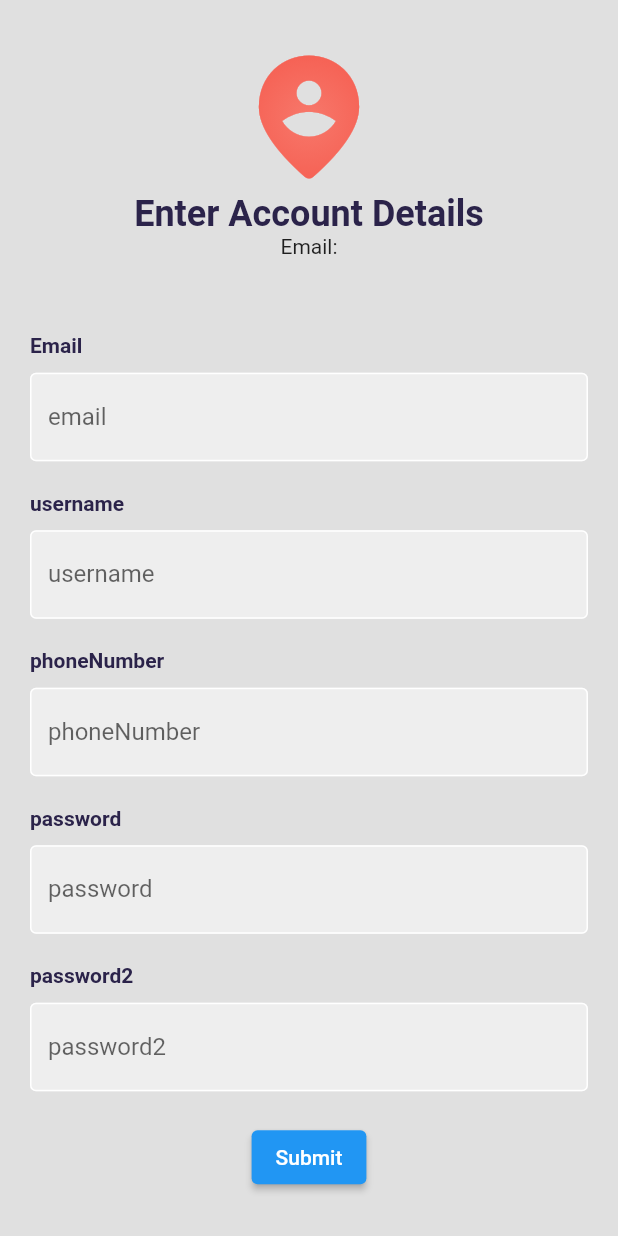
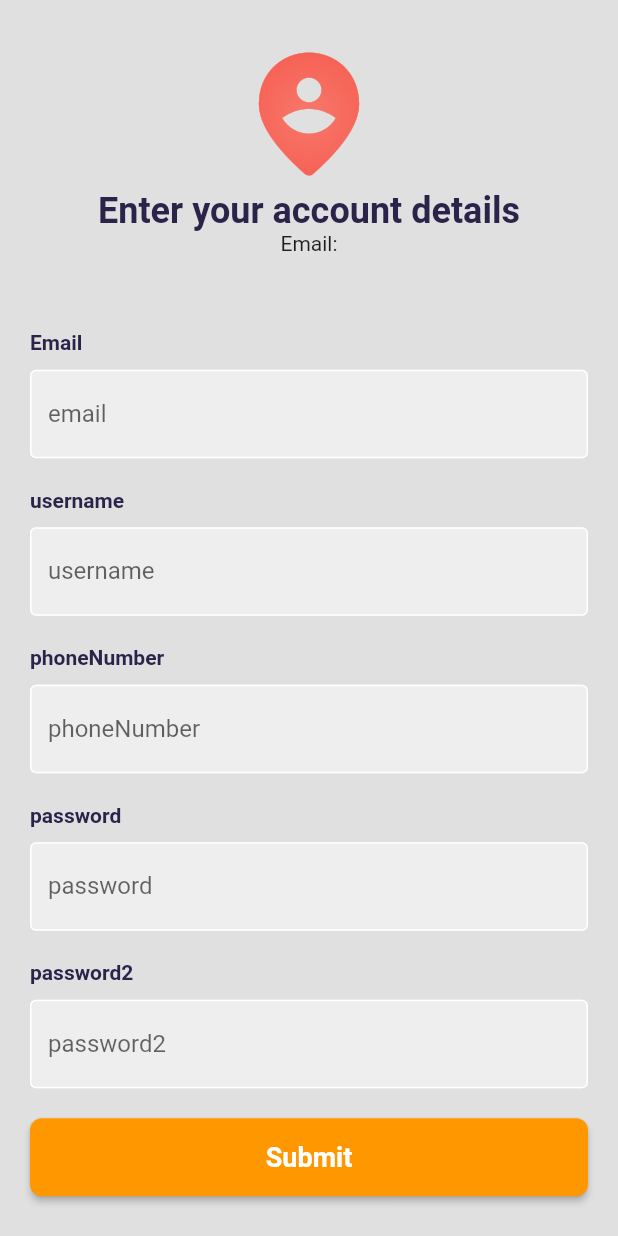
Before and after one commit to ajaygc95/CofMate, a Flutter app: the RegisterScreen screen opened by its route, on a phone screen of 412 x 824 dp. Run offline on Flutter 3.47's test engine with Material 2 defaults, Android fonts, the light colour scheme and no system bars; our stand-ins replace bloc, equatable, flutter_bloc, font_awesome_flutter, image_picker, jwt_decoder and 2 more; accounts and stored records are empty; network calls fail; Roboto replaces fonts that are missing (Optima); project files that could hold a hidden picture were left out.

Commit message:
Validation and Profile Screen

```diff
--- a/FrontEnd/coffeemate/lib/bloc/profile/profile_event.dart
+++ b/FrontEnd/coffeemate/lib/bloc/profile/profile_event.dart
@@ -21,3 +21,5 @@ class AddInterestsEvent extends ProfileEvent {
 }
 
 class SubmitProfileEvent extends ProfileEvent {}
+
+class GetProfileFromApi extends ProfileEvent {}
--- a/FrontEnd/coffeemate/lib/bloc/profile/profile_state.dart
+++ b/FrontEnd/coffeemate/lib/bloc/profile/profile_state.dart
@@ -17,6 +17,11 @@ class UpdateProfileLoading extends ProfileState {}
 
 class ProfileUploaded extends ProfileState {}
 
+class ProfileFromApiState extends ProfileState {
+  final Map<String, dynamic> profile;
+
+  ProfileFromApiState({required this.profile});
+}
 
 
 // class UpdateProfileState {
--- a/FrontEnd/coffeemate/lib/bloc/register/register_bloc.dart
+++ b/FrontEnd/coffeemate/lib/bloc/register/register_bloc.dart
@@ -35,6 +35,7 @@ class RegisterBloc extends Bloc<RegisterEvent, RegisterState> {
   void onSubmitRegister(
       RegisterEvent event, Emitter<RegisterState> emit) async {
     try {
+      emit(SubmittingRegisterState());
       final registerJson = jsonEncode(register); // encode register as JSON
       final response = await http.post(Uri.parse(registerApi),
           headers: {'Content-Type': 'application/json'}, body: registerJson);
--- a/FrontEnd/coffeemate/lib/bloc/register/register_state.dart
+++ b/FrontEnd/coffeemate/lib/bloc/register/register_state.dart
@@ -15,6 +15,8 @@ class UpdateRegisterState extends RegisterState {
 
 class CompleteRegisterState extends RegisterState {}
 
+class SubmittingRegisterState extends RegisterState {}
+
 class RegisterError extends RegisterState {
   final String errorMessage;
 
--- a/FrontEnd/coffeemate/lib/config/app_router.dart
+++ b/FrontEnd/coffeemate/lib/config/app_router.dart
@@ -1,3 +1,4 @@
+import 'package:coffeemate/pages/api_profile_screen.dart';
 import 'package:coffeemate/pages/landing_screen.dart';
 import 'package:coffeemate/pages/complete_profile.dart';
 import 'package:coffeemate/pages/register_screen.dart';
@@ -17,6 +18,8 @@ class RouteGenerator {
         return MaterialPageRoute(builder: (context) => RegisterScreen());
       case UserProfileScreen.routename:
         return MaterialPageRoute(builder: (context) => UserProfileScreen());
+      case ApiProfileScreen.routename:
+        return MaterialPageRoute(builder: (context) => ApiProfileScreen());
       case CompleteProfile.routename:
         return MaterialPageRoute(
             builder: (context) => CompleteProfile(
--- a/FrontEnd/coffeemate/lib/main.dart
+++ b/FrontEnd/coffeemate/lib/main.dart
@@ -3,6 +3,7 @@ import 'package:coffeemate/bloc/profile/profile_bloc.dart';
 import 'package:coffeemate/bloc/register/register_bloc.dart';
 import 'package:coffeemate/config/app_router.dart';
 import 'package:coffeemate/config/custom_theme.dart';
+import 'package:coffeemate/pages/api_profile_screen.dart';
 import 'package:coffeemate/pages/landing_screen.dart';
 import 'package:flutter/material.dart';
 import 'package:flutter_bloc/flutter_bloc.dart';
--- a/FrontEnd/coffeemate/lib/pages/landing_screen.dart
+++ b/FrontEnd/coffeemate/lib/pages/landing_screen.dart
@@ -1,4 +1,5 @@
 import 'package:coffeemate/bloc/login/login_bloc.dart';
+import 'package:coffeemate/pages/api_profile_screen.dart';
 import 'package:coffeemate/widgets/login_form.dart';
 import 'package:flutter/material.dart';
 import 'package:flutter/scheduler.dart';
@@ -23,8 +24,9 @@ class LandingScreen extends StatelessWidget {
                 } else if (state is LoginSuccess) {
                   if (state.hasProfile) {
                     SchedulerBinding.instance.addPostFrameCallback((_) {
-                      Navigator.of(context)
-                          .pushNamed('/userscreen', arguments: state.token);
+                      Navigator.of(context).pushNamed(
+                          ApiProfileScreen.routename,
+                          arguments: state.token);
                     });
                   } else {
                     SchedulerBinding.instance.addPostFrameCallback((_) {
--- a/FrontEnd/coffeemate/lib/pages/register_screen.dart
+++ b/FrontEnd/coffeemate/lib/pages/register_screen.dart
@@ -1,8 +1,11 @@
+import 'dart:async';
+
 import 'package:coffeemate/bloc/register/register_bloc.dart';
 import 'package:coffeemate/pages/landing_screen.dart';
 import 'package:coffeemate/pages/users_screen.dart';
 import 'package:coffeemate/widgets/custom_button.dart';
 import 'package:coffeemate/widgets/input_field.dart';
+import 'package:coffeemate/widgets/register_input_field_and_validation.dart';
 import 'package:flutter/material.dart';
 import 'package:flutter_bloc/flutter_bloc.dart';
 
@@ -12,18 +15,32 @@ class RegisterScreen extends StatelessWidget {
 
   @override
   Widget build(BuildContext context) {
-    final usernameController = TextEditingController();
-    final passwordController = TextEditingController();
-    final password2Controller = TextEditingController();
-    final phoneNumberController = TextEditingController();
-    final emailController = TextEditingController();
     return Scaffold(
       backgroundColor: Colors.grey.shade300,
-      body: SafeArea(
+      body: const SafeArea(
         child: Center(
           child: Padding(
-            padding: const EdgeInsets.symmetric(horizontal: 20),
+            padding: EdgeInsets.symmetric(horizontal: 20),
             child: SingleChildScrollView(
+              child: RegisterForm(),
+            ),
+          ),
+        ),
+      ),
+    );
+  }
+}
+
+class RegisterForm extends StatelessWidget {
+  const RegisterForm({
+    Key? key,
+  }) : super(key: key);
+
+  @override
+  Widget build(BuildContext context) {
+    final _formKey = GlobalKey<FormState>();
+    return Form(
+      key: _formKey,
       child: Column(
         mainAxisAlignment: MainAxisAlignment.center,
         children: [
@@ -42,13 +59,13 @@ class RegisterScreen extends StatelessWidget {
                 ),
               ),
               Text(
-                        "Enter Account Details",
+                "Enter your account details",
                 style: Theme.of(context).textTheme.headline2,
               ),
-                      UsersScreen(),
+              const UsersScreen(),
             ],
           ),
-                  SizedBox(height: 50),
+          const SizedBox(height: 50),
           Column(
             crossAxisAlignment: CrossAxisAlignment.start,
             children: [
@@ -56,103 +73,120 @@ class RegisterScreen extends StatelessWidget {
                 "Email",
                 style: Theme.of(context).textTheme.headline5,
               ),
-                      SizedBox(height: 10),
-                      _inputFields(name: "email"),
-                      SizedBox(height: 20),
+              const SizedBox(height: 10),
+              RegisterInputField(
+                name: "email",
+                formKey: _formKey,
+              ),
+              const SizedBox(height: 20),
               Text(
                 "username",
                 style: Theme.of(context).textTheme.headline5,
               ),
-                      SizedBox(height: 10),
-                      _inputFields(name: "username"),
-                      SizedBox(height: 20),
+              const SizedBox(height: 10),
+              RegisterInputField(
+                name: "username",
+                formKey: _formKey,
+              ),
+              const SizedBox(height: 20),
               Text(
                 "phoneNumber",
                 style: Theme.of(context).textTheme.headline5,
               ),
-                      SizedBox(height: 10),
-                      _inputFields(name: "phoneNumber"),
-                      SizedBox(height: 20),
+              const SizedBox(height: 10),
+              RegisterInputField(
+                name: "phoneNumber",
+                formKey: _formKey,
+              ),
+              const SizedBox(height: 20),
               Text(
                 "password",
                 style: Theme.of(context).textTheme.headline5,
               ),
-                      SizedBox(height: 10),
-                      _inputFields(name: "password"),
-                      SizedBox(height: 20),
+              const SizedBox(height: 10),
+              RegisterInputField(
+                name: "password",
+                formKey: _formKey,
+              ),
+              const SizedBox(height: 20),
               Text(
                 "password2",
                 style: Theme.of(context).textTheme.headline5,
               ),
-                      SizedBox(height: 10),
-                      _inputFields(name: "password2"),
-                      SizedBox(height: 20),
-                      _SubmitButton(),
+              const SizedBox(height: 10),
+              RegisterInputField(
+                name: "password2",
+                formKey: _formKey,
+              ),
+              const SizedBox(height: 20),
+              _SubmitButton(
+                formKey: _formKey,
+              ),
             ],
           ),
         ],
       ),
+    );
+  }
+}
+
+class _SubmitButton extends StatelessWidget {
+  final GlobalKey<FormState> formKey;
+  const _SubmitButton({
+    Key? key,
+    required this.formKey,
+  }) : super(key: key);
+
+  @override
+  Widget build(BuildContext context) {
+    return BlocConsumer<RegisterBloc, RegisterState>(
+      builder: (context, state) {
+        if (state is SubmitRegisterEvent) {
+          return const CircularProgressIndicator();
+        } else {
+          return Center(
+            child: SizedBox(
+              width: double.infinity,
+              height: 52,
+              child: ElevatedButton(
+                onPressed: () {
+                  print("Submite Clicked");
+                  if (formKey.currentState!.validate()) {
+                    BlocProvider.of<RegisterBloc>(context)
+                        .add(SubmitRegisterEvent());
+                    if (state is CompleteRegisterState) {
+                      Navigator.pushNamed(context, LandingScreen.routename);
+                    }
+                  }
+                },
+                style: ElevatedButton.styleFrom(
+                  backgroundColor: Colors.orange,
+                  shape: RoundedRectangleBorder(
+                    borderRadius: BorderRadius.circular(8.0),
+                  ),
+                ),
+                child: Text(
+                  "Submit",
+                  style: Theme.of(context).textTheme.headline4!.copyWith(
+                        fontWeight: FontWeight.bold,
+                        color: Colors.white,
                       ),
                 ),
               ),
             ),
           );
         }
+      },
+      listener: (context, state) {
+        if (state is CompleteRegisterState) {
+          const snackBar =
+              SnackBar(content: Text("Your account has been registered!"));
+          ScaffoldMessenger.of(context).showSnackBar(snackBar);
+          Timer(const Duration(seconds: 2), () {
+            Navigator.pushNamed(context, LandingScreen.routename);
+          });
         }
-
-class _SubmitButton extends StatelessWidget {
-  const _SubmitButton({
-    Key? key,
-  }) : super(key: key);
-
-  @override
-  Widget build(BuildContext context) {
-    return BlocBuilder<RegisterBloc, RegisterState>(
-      builder: (context, state) {
-        return Center(
-          child: ElevatedButton(
-            onPressed: () {
-              BlocProvider.of<RegisterBloc>(context).add(SubmitRegisterEvent());
-              if (state is CompleteRegisterState) {
-                Navigator.pushNamed(context, LandingScreen.routename);
-              }
-            },
-            child: Text("Submit"),
-          ),
-        );
       },
     );
   }
 }
-
-class _inputFields extends StatelessWidget {
-  final String name;
-  const _inputFields({
-    Key? key,
-    required this.name,
-  }) : super(key: key);
-
-  @override
-  Widget build(BuildContext context) {
-    return TextField(
-      obscureText: name == 'password' || name == 'password2',
-      decoration: InputDecoration(
-        labelText: name,
-        hintText: "Enter your $name",
-        hintStyle: TextStyle(color: Colors.grey[500]),
-        enabledBorder: const OutlineInputBorder(
-          borderSide: BorderSide(color: Colors.white),
-        ),
-        focusedBorder: const OutlineInputBorder(
-          borderSide: BorderSide(color: Colors.white),
-        ),
-        fillColor: Colors.grey.shade200,
-        filled: true,
-      ),
-      onChanged: (value) {
-        BlocProvider.of<RegisterBloc>(context)
-            .add(UpdateRegisterEvent(label: "$name", value: value));
-      },
-    );
-  }
-}
--- a/FrontEnd/coffeemate/lib/widgets/not_member_register.dart
+++ b/FrontEnd/coffeemate/lib/widgets/not_member_register.dart
@@ -1,5 +1,7 @@
+import 'package:coffeemate/bloc/register/register_bloc.dart';
 import 'package:flutter/cupertino.dart';
 import 'package:flutter/material.dart';
+import 'package:flutter_bloc/flutter_bloc.dart';
 
 class NotMemeberRegister extends StatelessWidget {
   const NotMemeberRegister({
@@ -14,6 +16,8 @@ class NotMemeberRegister extends StatelessWidget {
         const Text("Not a member? "),
         InkWell(
           onTap: () {
+            BlocProvider.of<RegisterBloc>(context)
+                .emit(RegisterInitial()); // change state to RegisterInitial
             Navigator.pushNamed(context, '/registerscreen');
           },
           child: const Text(
--- /dev/null
+++ b/FrontEnd/coffeemate/lib/widgets/register_input_field_and_validation.dart
@@ -0,0 +1,59 @@
+import 'package:coffeemate/bloc/register/register_bloc.dart';
+import 'package:coffeemate/models/register_model.dart';
+import 'package:flutter/cupertino.dart';
+import 'package:flutter/material.dart';
+import 'package:flutter_bloc/flutter_bloc.dart';
+
+class RegisterInputField extends StatelessWidget {
+  final String name;
+  final GlobalKey<FormState> formKey;
+  const RegisterInputField({
+    Key? key,
+    required this.name,
+    required this.formKey,
+  }) : super(key: key);
+
+  @override
+  Widget build(BuildContext context) {
+    return TextFormField(
+      obscureText: name == 'password' || name == 'password2',
+      decoration: InputDecoration(
+        labelText: name,
+        hintText: "Enter your $name",
+        hintStyle: TextStyle(color: Colors.grey[500]),
+        enabledBorder: const OutlineInputBorder(
+          borderSide: BorderSide(color: Colors.white),
+        ),
+        focusedBorder: const OutlineInputBorder(
+          borderSide: BorderSide(color: Colors.white),
+        ),
+        fillColor: Colors.grey.shade200,
+        filled: true,
+      ),
+      onChanged: (value) {
+        BlocProvider.of<RegisterBloc>(context)
+            .add(UpdateRegisterEvent(label: "$name", value: value));
+      },
+      validator: (value) {
+        final register = (BlocProvider.of<RegisterBloc>(context).state
+                as UpdateRegisterState)
+            .register;
+        switch (name) {
+          case 'email':
+            return register.validateEmail(value);
+          case 'username':
+            return register.validateUsername(value);
+          case 'phoneNumber':
+            return register.validatePhoneNumber(value);
+          case 'password':
+            return register.validatePassword(value);
+          case 'password2':
+            return register.validatePassword2(value, register.password);
+          default:
+            return null;
+        }
+      },
+
+    );
+  }
+}
```
Also changed, not shown: FrontEnd/coffeemate/lib/bloc/profile/profile_bloc.dart (+15 -13 lines), FrontEnd/coffeemate/lib/models/register_model.dart (+68 -0 lines), FrontEnd/coffeemate/lib/pages/api_profile_screen.dart (added, +251 -0 lines), FrontEnd/coffeemate/lib/repositories/auth_repository.dart (+22 -4 lines), FrontEnd/coffeemate/lib/widgets/complete_profile_widget_from.dart (+18 -4 lines), FrontEnd/coffeemate/lib/widgets/custom_text_container.dart (added, +47 -0 lines), FrontEnd/coffeemate/lib/bloc/login/login_state.dart (line endings or trailing spaces), 1 other file. Lines whose indentation alone changed are shown as unchanged.
